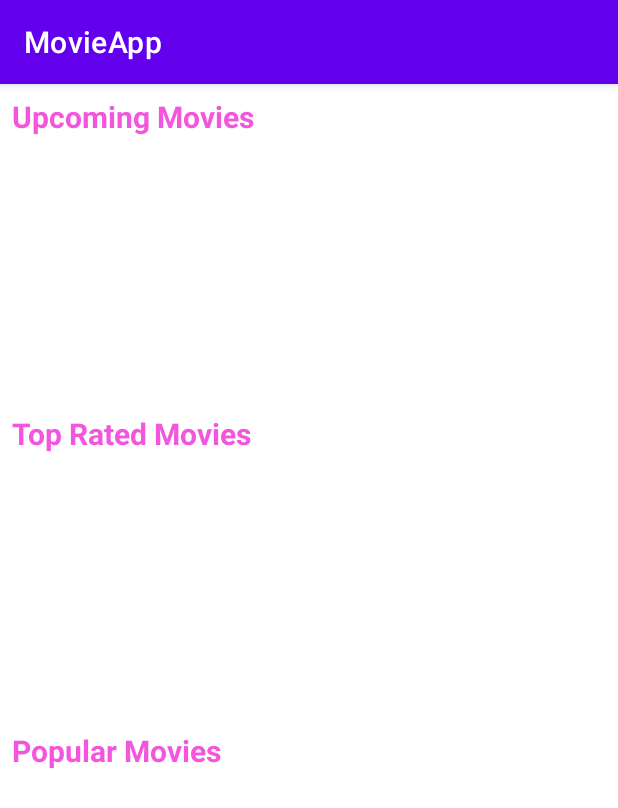
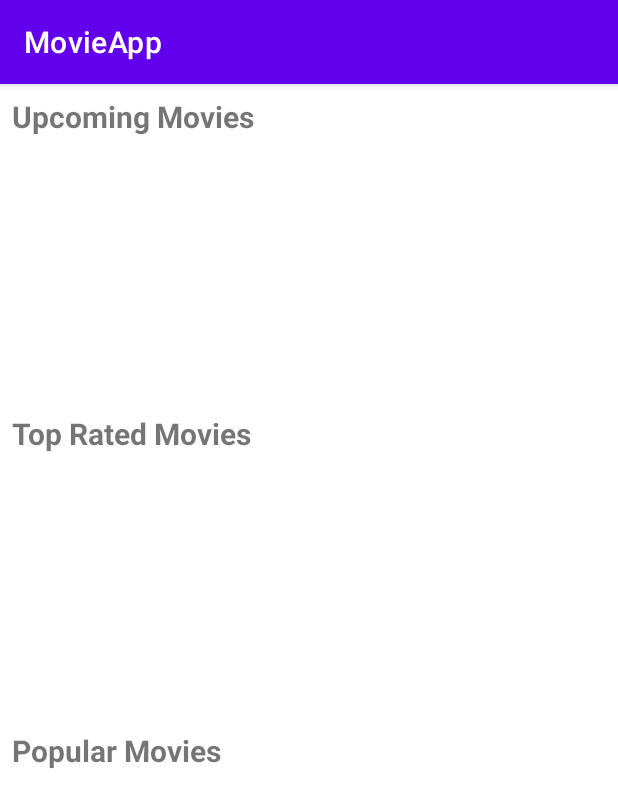
Before and after one commit to gastsail/MovieCourse, an Android app: the screen it shows after launch (MainActivity), on a phone screen of 412 x 824 dp. Shown: the top 808 px of the screen. Run offline under Robolectric (Android 15) with nearby library versions, the phone set to English and light mode, and no system bars; our stand-ins replace Room's generated code; pictures from the network do not load.

Commit message:
Cambio color titulos

```diff
--- a/app/src/main/res/layout/popular_movies_row.xml
+++ b/app/src/main/res/layout/popular_movies_row.xml
@@ -11,7 +11,6 @@
         android:layout_width="match_parent"
         android:layout_height="wrap_content"
         android:text="Popular Movies"
-        android:textColor="#FFF455DD"
         android:textStyle="bold"
         android:textSize="20sp"/>
 
--- a/app/src/main/res/layout/top_rated_movies_row.xml
+++ b/app/src/main/res/layout/top_rated_movies_row.xml
@@ -12,7 +12,6 @@
         android:layout_height="wrap_content"
         android:text="Top Rated Movies"
         android:textStyle="bold"
-        android:textColor="#FFF455DD"
         android:textSize="20sp"/>
 
     <androidx.recyclerview.widget.RecyclerView
--- a/app/src/main/res/layout/upcoming_movie_row.xml
+++ b/app/src/main/res/layout/upcoming_movie_row.xml
@@ -12,7 +12,6 @@
         android:layout_height="wrap_content"
         android:text="Upcoming Movies"
         android:textStyle="bold"
-        android:textColor="#FFF455DD"
         android:textSize="20sp"/>
 
     <androidx.recyclerview.widget.RecyclerView
```
